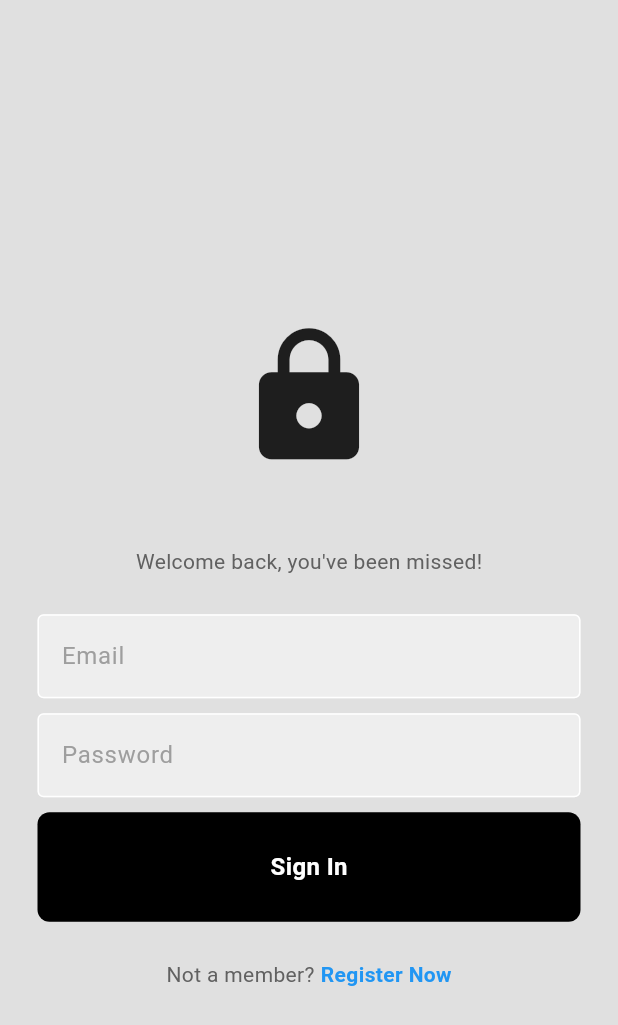
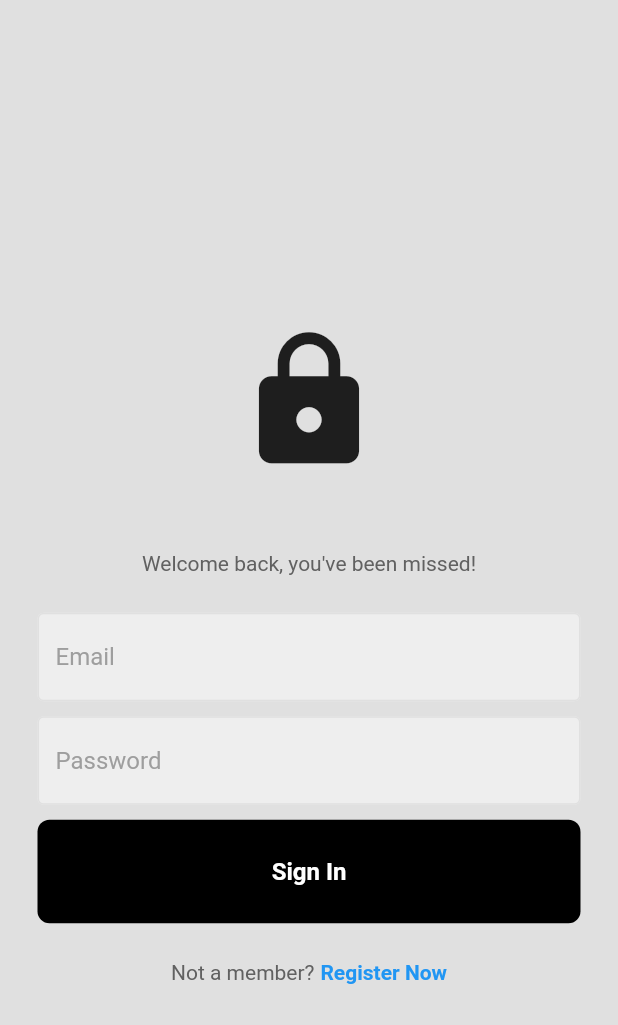
Before and after one commit to manmay-sakib/my_wall, a Flutter app: the screen it shows after launch, on a phone screen of 412 x 824 dp. Shown: the top 1025 px of the screen. Run offline on Flutter 3.47's test engine with Material 2 defaults, Android fonts, the phone set to English and light mode, and no system bars; our stand-ins replace cloud_firestore, firebase_auth, firebase_core; accounts and stored records are empty.

Commit message:
modified comment section and theme as light and dark and added delete post function

```diff
--- a/lib/components/text_box.dart
+++ b/lib/components/text_box.dart
@@ -15,7 +15,7 @@
   Widget build(BuildContext context) {
     return Container(
       decoration: BoxDecoration(
-        color: Colors.grey[200],
+        color: Theme.of(context).colorScheme.primary,
         borderRadius: BorderRadius.circular(8),
       ),
       padding: const EdgeInsets.only(
--- a/lib/components/text_field.dart
+++ b/lib/components/text_field.dart
@@ -17,13 +17,14 @@
       controller: controller,
       obscureText: obscureText,
       decoration: InputDecoration(
-        enabledBorder: const OutlineInputBorder(
-          borderSide: BorderSide(color: Colors.white),
+        enabledBorder: OutlineInputBorder(
+          borderSide:
+              BorderSide(color: Theme.of(context).colorScheme.secondary),
         ),
         focusedBorder: const OutlineInputBorder(
           borderSide: BorderSide(color: Colors.white),
         ),
-        fillColor: Colors.grey[200],
+        fillColor: Theme.of(context).colorScheme.primary,
         filled: true,
         hintText: hintText,
         hintStyle: TextStyle(
--- a/lib/main.dart
+++ b/lib/main.dart
@@ -2,6 +2,8 @@
 import 'package:flutter/material.dart';
 import 'package:my_wall/auth/auth.dart';
 import 'package:my_wall/firebase_options.dart';
+import 'package:my_wall/themes/dark_theme.dart';
+import 'package:my_wall/themes/light_theme.dart';
 
 void main() async {
   WidgetsFlutterBinding.ensureInitialized();
@@ -19,10 +21,8 @@
   Widget build(BuildContext context) {
     return MaterialApp(
       debugShowCheckedModeBanner: false,
-      theme: ThemeData(
-        colorScheme: ColorScheme.fromSeed(seedColor: Colors.deepPurple),
-        useMaterial3: true,
-      ),
+      theme: lightTheme,
+      darkTheme: darkTheme,
       home: const AuthPage(),
     );
   }
--- a/lib/pages/profile_page.dart
+++ b/lib/pages/profile_page.dart
@@ -68,7 +68,7 @@
       ),
     );
     // update to firestore
-    if (newValue.trim().length > 0) {
+    if (newValue.trim().isNotEmpty) {
       // only update if there is something in the textfeild
       await usersCollection.doc(currentUser.email).update({field: newValue});
     }
@@ -77,13 +77,11 @@
   @override
   Widget build(BuildContext context) {
     return Scaffold(
-      backgroundColor: Colors.grey[300],
+      backgroundColor: Theme.of(context).colorScheme.background,
       appBar: AppBar(
-        backgroundColor: Colors.grey[900],
         title: const Center(
           child: Text(
             "Profile Page",
-            style: TextStyle(color: Colors.white),
           ),
         ),
       ),
--- /dev/null
+++ b/lib/themes/dark_theme.dart
@@ -0,0 +1,16 @@
+import 'package:flutter/material.dart';
+
+ThemeData darkTheme = ThemeData(
+  brightness: Brightness.dark,
+  appBarTheme: AppBarTheme(
+    backgroundColor: Colors.black,
+  ),
+  colorScheme: ColorScheme.dark(
+    background: Colors.black,
+    primary: Colors.grey[900]!,
+    secondary: Colors.grey[800]!,
+  ),
+  textButtonTheme: TextButtonThemeData(
+    style: TextButton.styleFrom(foregroundColor: Colors.white),
+  ),
+);
--- /dev/null
+++ b/lib/themes/light_theme.dart
@@ -0,0 +1,23 @@
+import 'package:flutter/material.dart';
+
+ThemeData lightTheme = ThemeData(
+  brightness: Brightness.light,
+  appBarTheme: const AppBarTheme(
+    backgroundColor: Colors.transparent,
+    elevation: 0,
+    iconTheme: IconThemeData(color: Colors.black),
+    titleTextStyle: TextStyle(
+      color: Colors.black,
+      fontWeight: FontWeight.bold,
+      fontSize: 20,
+    ),
+  ),
+  colorScheme: ColorScheme.light(
+    background: Colors.grey[300]!,
+    primary: Colors.grey[200]!,
+    secondary: Colors.grey[300]!,
+  ),
+  textButtonTheme: TextButtonThemeData(
+    style: TextButton.styleFrom(foregroundColor: Colors.black),
+  ),
+);
```
Also changed, not shown: lib/components/comment.dart (+25 -4 lines), lib/components/delete_button.dart (added, +17 -0 lines), lib/components/wall_post.dart (+96 -5 lines), lib/helper/helper.dart (added, +23 -0 lines), lib/pages/home_page.dart (+7 -9 lines), lib/helper_methods.dart (deleted).
